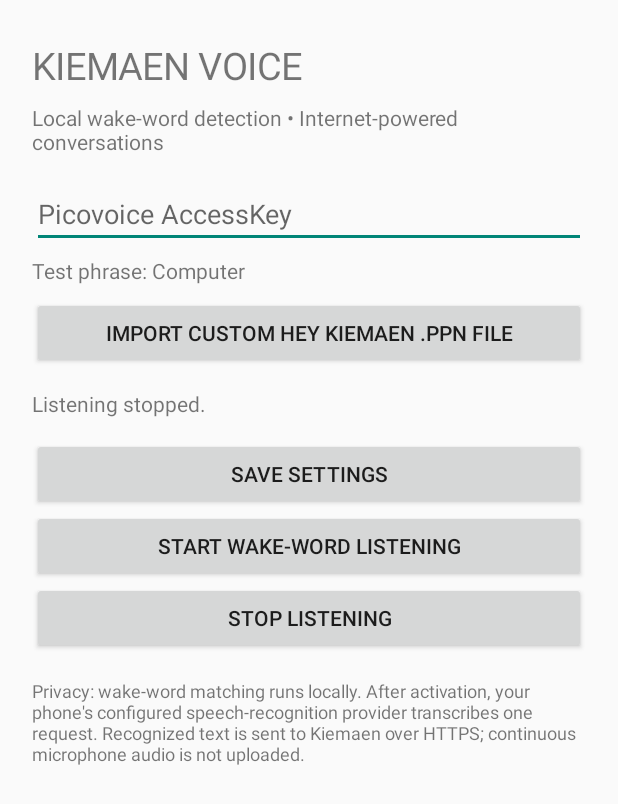
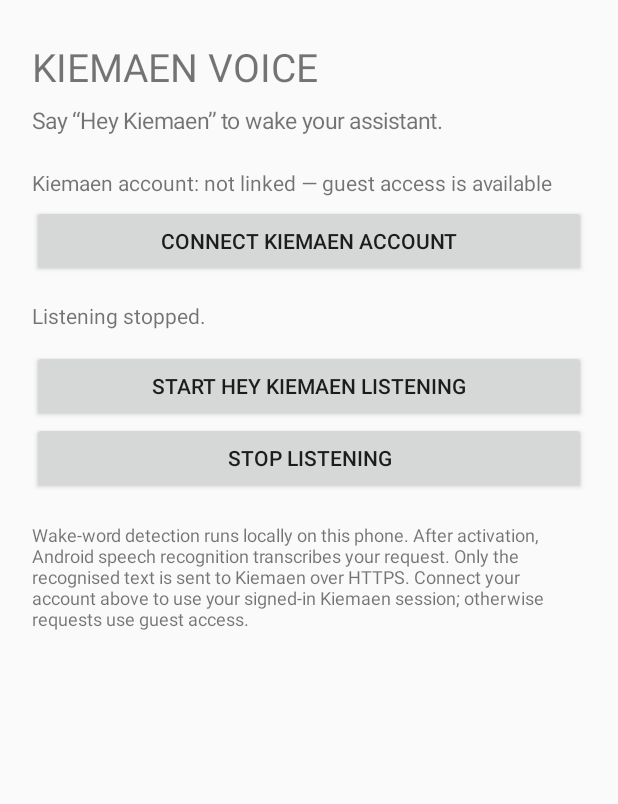
Before and after one commit to peterkiman05/kiemaen-ai, an Android app: the screen it shows after launch (MainActivity), after a tap on "STOP LISTENING", on a phone screen of 412 x 824 dp. Shown: the top 804 px of the screen. Run offline under Robolectric (Android 15) with nearby library versions, the phone set to English and light mode, and no system bars; 2 other taps on this screen came first.

Commit message:
Replace Picovoice with local Sherpa-ONNX wake-word companion

```diff
--- a/android-companion/app/src/main/java/ai/kiemaen/voice/MainActivity.kt
+++ b/android-companion/app/src/main/java/ai/kiemaen/voice/MainActivity.kt
@@ -4,28 +4,28 @@ import android.Manifest
 import android.app.Activity
 import android.content.Intent
 import android.content.pm.PackageManager
-import android.net.Uri
 import android.os.Build
 import android.os.Bundle
+import android.webkit.CookieManager
 import android.widget.Button
-import android.widget.EditText
 import android.widget.LinearLayout
 import android.widget.TextView
 import android.widget.Toast
 import androidx.core.app.ActivityCompat
 import androidx.core.content.ContextCompat
-import java.io.File
 
 class MainActivity : Activity() {
-    private lateinit var keyInput: EditText
     private lateinit var status: TextView
-    private val prefs by lazy { getSharedPreferences("voice_settings", MODE_PRIVATE) }
-    private var keywordFile: File? = null
+    private lateinit var accountStatus: TextView
 
     override fun onCreate(savedInstanceState: Bundle?) {
         super.onCreate(savedInstanceState)
-        keywordFile = File(filesDir, "kiemaen.ppn").takeIf { it.exists() }
         buildScreen()
+    }
+
+    override fun onResume() {
+        super.onResume()
+        refreshAccountStatus()
     }
 
     private fun buildScreen() {
@@ -33,76 +33,67 @@ class MainActivity : Activity() {
             orientation = LinearLayout.VERTICAL
             setPadding(32, 40, 32, 32)
         }
-        root.addView(TextView(this).apply { text = "KIEMAEN VOICE"; textSize = 25f })
         root.addView(TextView(this).apply {
-            text = "Local wake-word detection • Internet-powered conversations"
-            textSize = 14f
+            text = "KIEMAEN VOICE"
+            textSize = 26f
+        })
+        root.addView(TextView(this).apply {
+            text = "Say “Hey Kiemaen” to wake your assistant."
+            textSize = 15f
             setPadding(0, 12, 0, 24)
         })
-        keyInput = EditText(this).apply {
-            hint = "Picovoice AccessKey"
-            singleLine = true
-            setText(prefs.getString("access_key", ""))
+
+        accountStatus = TextView(this).apply {
+            textSize = 14f
+            setPadding(0, 8, 0, 8)
         }
-        root.addView(keyInput)
-        root.addView(TextView(this).apply {
-            text = if (keywordFile != null) "Custom Kiemaen phrase imported" else "Test phrase: Computer"
-            textSize = 14f
-            setPadding(0, 8, 0, 12)
-        })
+        root.addView(accountStatus)
         root.addView(Button(this).apply {
-            text = "Import custom Hey Kiemaen .ppn file"
+            text = "CONNECT KIEMAEN ACCOUNT"
             setOnClickListener {
-                val picker = Intent(Intent.ACTION_OPEN_DOCUMENT).apply {
-                    type = "*/*"
-                    addCategory(Intent.CATEGORY_OPENABLE)
-                }
-                startActivityForResult(picker, PICK_KEYWORD)
+                startActivity(Intent(this@MainActivity, AccountActivity::class.java))
             }
         })
+
         status = TextView(this).apply {
-            text = "Not listening. Save your AccessKey, then start listening."
+            text = "Not listening."
             textSize = 14f
-            setPadding(0, 20, 0, 20)
+            setPadding(0, 24, 0, 20)
         }
         root.addView(status)
         root.addView(Button(this).apply {
-            text = "SAVE SETTINGS"
-            setOnClickListener {
-                val key = keyInput.text.toString().trim()
-                if (key.isBlank()) toast("Enter your Picovoice AccessKey first.")
-                else {
-                    prefs.edit().putString("access_key", key).apply()
-                    toast("Settings saved on this device.")
-                }
-            }
-        })
-        root.addView(Button(this).apply {
-            text = "START WAKE-WORD LISTENING"
+            text = "START HEY KIEMAEN LISTENING"
             setOnClickListener { startListening() }
         })
         root.addView(Button(this).apply {
             text = "STOP LISTENING"
             setOnClickListener {
-                stopService(Intent(this, WakeWordService::class.java))
+                stopService(Intent(this@MainActivity, WakeWordService::class.java))
                 status.text = "Listening stopped."
             }
         })
         root.addView(TextView(this).apply {
-            text = "Privacy: wake-word matching runs locally. After activation, your phone's configured speech-recognition provider transcribes one request. Recognized text is sent to Kiemaen over HTTPS; continuous microphone audio is not uploaded."
+            text = "Wake-word detection runs locally on this phone. After activation, Android speech recognition transcribes your request. Only the recognised text is sent to Kiemaen over HTTPS. Connect your account above to use your signed-in Kiemaen session; otherwise requests use guest access."
             textSize = 12f
-            setPadding(0, 24, 0, 0)
+            setPadding(0, 28, 0, 0)
         })
+
         setContentView(root)
+        refreshAccountStatus()
+    }
+
+    private fun refreshAccountStatus() {
+        if (!::accountStatus.isInitialized) return
+        val cookie = CookieManager.getInstance().getCookie(AccountActivity.BASE_URL).orEmpty()
+        val linked = cookie.split(";").any { it.trim().startsWith("session_token=") }
+        accountStatus.text = if (linked) {
+            "Kiemaen account: linked (session may expire)"
+        } else {
+            "Kiemaen account: not linked — guest access is available"
+        }
     }
 
     private fun startListening() {
-        val key = keyInput.text.toString().trim()
-        if (key.isBlank()) {
-            toast("Enter and save your Picovoice AccessKey first.")
-            return
-        }
-        prefs.edit().putString("access_key", key).apply()
         if (ContextCompat.checkSelfPermission(this, Manifest.permission.RECORD_AUDIO) != PackageManager.PERMISSION_GRANTED) {
             ActivityCompat.requestPermissions(this, arrayOf(Manifest.permission.RECORD_AUDIO), REQUEST_MIC)
             return
@@ -112,35 +103,28 @@ class MainActivity : Activity() {
             ActivityCompat.requestPermissions(this, arrayOf(Manifest.permission.POST_NOTIFICATIONS), REQUEST_NOTIFICATIONS)
             return
         }
-        ContextCompat.startForegroundService(this, Intent(this, WakeWordService::class.java).setAction(WakeWordService.ACTION_START))
-        status.text = "Starting wake-word engine. Keep its notification visible."
+
+        ContextCompat.startForegroundService(
+            this,
+            Intent(this, WakeWordService::class.java).setAction(WakeWordService.ACTION_START)
+        )
+        status.text = "Starting local wake-word engine. Keep the Kiemaen Voice notification visible."
     }
 
-    override fun onRequestPermissionsResult(requestCode: Int, permissions: Array<out String>, grantResults: IntArray) {
+    override fun onRequestPermissionsResult(
+        requestCode: Int,
+        permissions: Array<out String>,
+        grantResults: IntArray
+    ) {
         super.onRequestPermissionsResult(requestCode, permissions, grantResults)
         if (grantResults.isNotEmpty() && grantResults[0] == PackageManager.PERMISSION_GRANTED) {
             if (requestCode == REQUEST_MIC || requestCode == REQUEST_NOTIFICATIONS) startListening()
-        } else toast("Permission is required for hands-free listening.")
-    }
-
-    @Deprecated("Document picker compatibility")
-    override fun onActivityResult(requestCode: Int, resultCode: Int, data: Intent?) {
-        super.onActivityResult(requestCode, resultCode, data)
-        if (requestCode == PICK_KEYWORD && resultCode == RESULT_OK) {
-            val uri: Uri = data?.data ?: return
-            contentResolver.openInputStream(uri)?.use { input ->
-                File(filesDir, "kiemaen.ppn").outputStream().use { output -> input.copyTo(output) }
-            }
-            keywordFile = File(filesDir, "kiemaen.ppn")
-            toast("Custom wake-word imported. Restart listening to use it.")
-            buildScreen()
+        } else {
+            Toast.makeText(this, "Microphone and notification permissions are needed for hands-free listening.", Toast.LENGTH_LONG).show()
         }
     }
 
-    private fun toast(message: String) = Toast.makeText(this, message, Toast.LENGTH_LONG).show()
-
     companion object {
-        private const val PICK_KEYWORD = 20
         private const val REQUEST_MIC = 21
         private const val REQUEST_NOTIFICATIONS = 22
     }
```
Also changed, not shown: android-companion/app/build.gradle (+5 -3 lines), android-companion/app/src/main/AndroidManifest.xml (+7 -2 lines), android-companion/app/src/main/java/ai/kiemaen/voice/AccountActivity.kt (added, +83 -0 lines), android-companion/app/src/main/java/ai/kiemaen/voice/WakeWordService.kt (+211 -67 lines), 4 other files.
